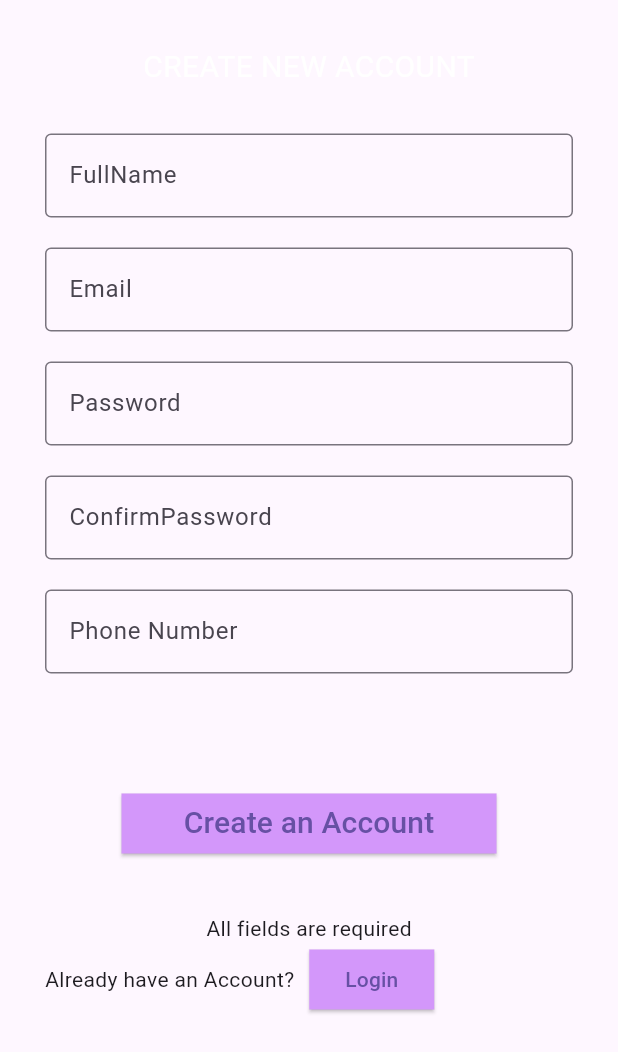
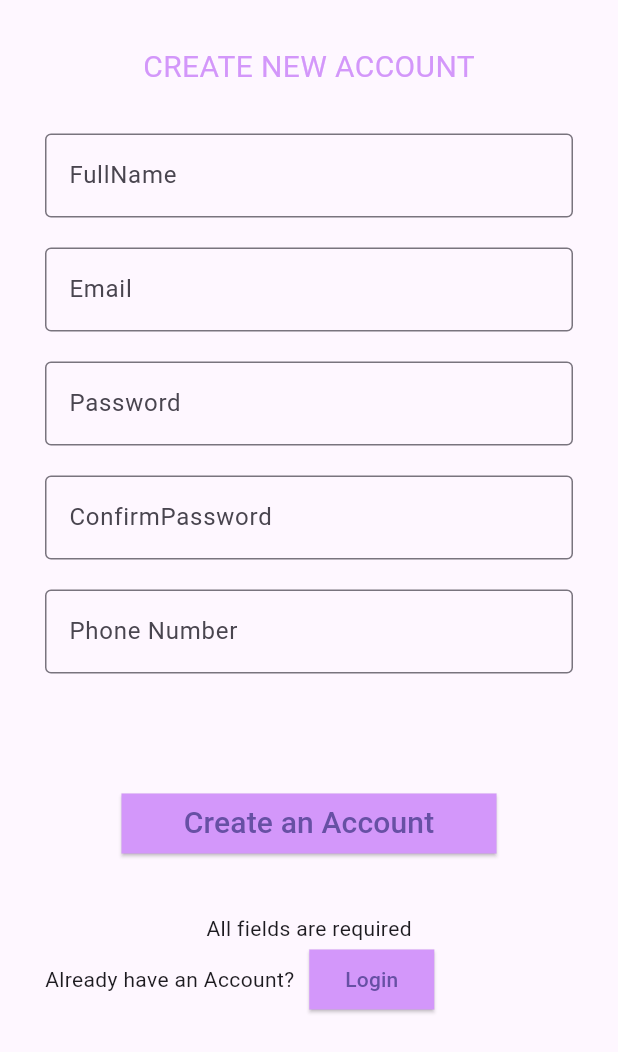
Before and after one commit to remyamp1/MiniProject3, a Flutter app: the RegistrationExample screen opened directly, after a tap on "Create an Account", on a phone screen of 412 x 824 dp. Shown: the top 1052 px of the screen. Run offline on Flutter 3.47's test engine with Material 3 defaults, Android fonts, the phone set to English and light mode, and no system bars; our stand-ins replace hive, hive_flutter, lottie; accounts and stored records are empty.

Commit message:
30-10-24

```diff
--- a/lib/main.dart
+++ b/lib/main.dart
@@ -19,7 +19,7 @@ class MyApp extends StatelessWidget {
   Widget build(BuildContext context) {
     return MaterialApp(
       debugShowCheckedModeBanner: false,
-      home:Splash()
+      home:ScreenFirst()
     );
   }
 }
--- a/lib/reg.dart
+++ b/lib/reg.dart
@@ -17,7 +17,7 @@ late Box box;
   TextEditingController confirmpasswordController=TextEditingController();
  TextEditingController phonenoController=TextEditingController();
 TextEditingController createController=TextEditingController();
-   List<Map<String,String>> itemList=[];
+   List<Map<String,String>> itemsList=[];
    String _registrationmessage='';
   @override
   void initState(){
@@ -38,7 +38,7 @@ TextEditingController createController=TextEditingController();
            child: Column(
              mainAxisAlignment: MainAxisAlignment.start,
              children: [
-               Text("CREATE NEW ACCOUNT",style: TextStyle(fontSize: 20,color: Colors.white),),
+               Text("CREATE NEW ACCOUNT",style: TextStyle(fontSize: 20,color: const Color.fromARGB(255, 211, 151, 250)),),
            SizedBox(height: 30),
                TextFormField(
                   controller: fullnameController,
@@ -84,11 +84,11 @@ TextEditingController createController=TextEditingController();
                         _registrationmessage='All fields are required';
                          return;
                          }
-            if(passwordController.text !=passwordController.text){
+            if(passwordController.text !=confirmpasswordController.text){
              _registrationmessage='Password do not match';
              return;
             }
-                  itemList.add({
+                  itemsList.add({
                    'fullname':fullnameController.text,
                    'email':emailController.text,
                    'password':passwordController.text,
@@ -97,22 +97,22 @@ TextEditingController createController=TextEditingController();
                   });
                     box.put(
                'itemsList',
-                itemList.map((e)=>Map<String,dynamic>.from(e)
+                itemsList.map((e)=>Map<String,dynamic>.from(e)
                ).toList(),
                );
                fullnameController.clear();
                emailController.clear();
                passwordController.clear();
                confirmpasswordController.clear();
-               passwordController.clear();
+
                _registrationmessage="Registration Successful";
 
                        Navigator.push(context, MaterialPageRoute(builder: (context)=>LoginExample()));
                      });
-                     print('Registered Items:$itemList');
+                     print('Registered Items:$itemsList');
                      },
 
-                     child: Text("Create an Account",style: TextStyle(fontSize: 20),)),
+                     child: Text("Create an Account",style: TextStyle(fontSize: 20))),
 
                  ),
 
@@ -127,7 +127,7 @@ TextEditingController createController=TextEditingController();
                    ElevatedButton(onPressed: (){
                            GestureDetector(
                              onTap: () {
-                                Navigator.push(context, MaterialPageRoute(builder: (context)=>LoginExample()));
+                                Navigator.push(context, MaterialPageRoute(builder:(context)=>LoginExample()));
                              },
                            );
 
```
Also changed, not shown: lib/WishList.dart (+18 -65 lines), lib/firstscreen.dart (+7 -1 lines), lib/login.dart (+4 -4 lines).
